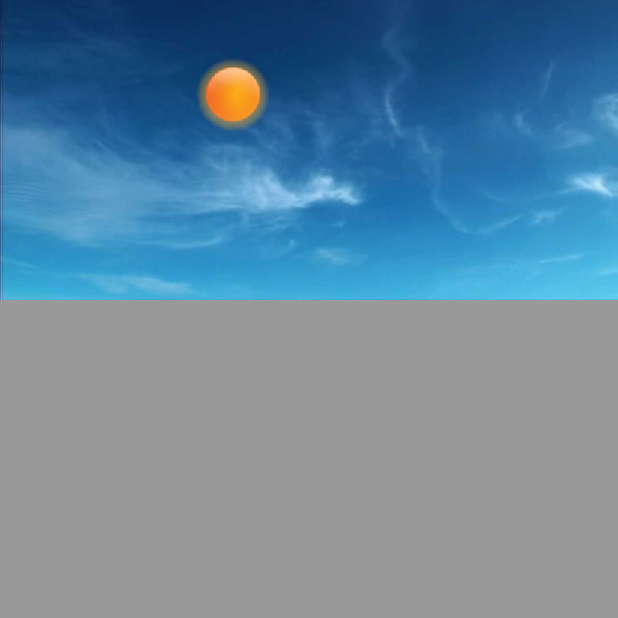
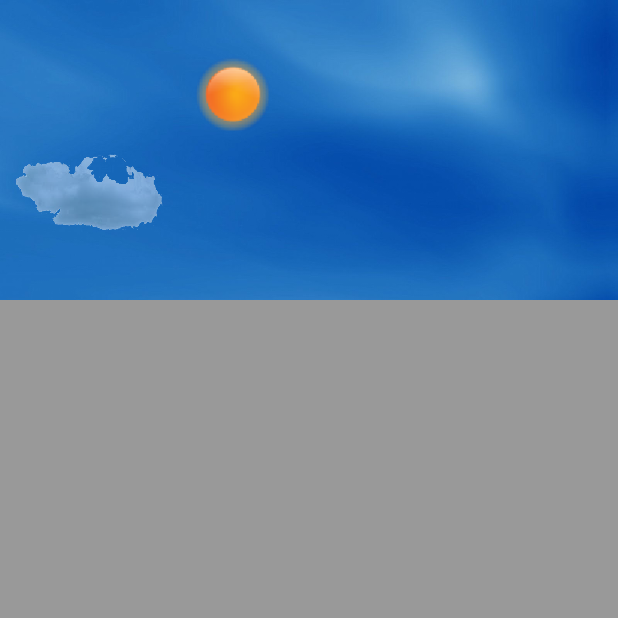
Before and after one commit to haitacnj/WeatherView, an Android app: the screen it shows after launch (MainActivity), on a phone screen of 412 x 824 dp, the top half of it. Run offline under Robolectric (Android 15) with nearby library versions, the phone set to English and light mode, and no system bars.

Commit message:
* add cloud

```diff
--- a/app/src/main/AndroidManifest.xml
+++ b/app/src/main/AndroidManifest.xml
@@ -1,6 +1,8 @@
 <?xml version="1.0" encoding="utf-8"?>
 <manifest xmlns:android="http://schemas.android.com/apk/res/android"
     package="com.example.khoa.weatherview">
+
+    <uses-permission android:name="android.permission.INTERNET" />
 
     <application
         android:allowBackup="true"
--- a/app/src/main/java/com/example/khoa/ui/WeatherView.java
+++ b/app/src/main/java/com/example/khoa/ui/WeatherView.java
@@ -5,6 +5,7 @@ import android.graphics.Canvas;
 import android.graphics.Color;
 import android.graphics.Paint;
 import android.util.AttributeSet;
+import android.util.Log;
 import android.view.View;
 
 import com.example.khoa.support.kSize;
@@ -51,6 +52,8 @@ public class WeatherView extends View {
         w = MeasureSpec.getSize(widthMeasureSpec);
         h = MeasureSpec.getSize(heightMeasureSpec);
 
+        Log.d( "Dimen","width : "+w + " : Height: " + h );
+
         sun.setSkyDimen(new kSize((int) w, (int) h));
         moon.setSkyDimen(new kSize((int) w, (int) h));
 
--- a/app/src/main/java/com/example/khoa/weatherview/MainActivity.java
+++ b/app/src/main/java/com/example/khoa/weatherview/MainActivity.java
@@ -1,8 +1,12 @@
 package com.example.khoa.weatherview;
 
 import android.app.Activity;
+import android.content.Context;
 import android.os.Bundle;
 import android.util.Log;
+import android.webkit.JavascriptInterface;
+import android.widget.ImageView;
+import android.widget.Toast;
 
 import com.example.khoa.ui.WeatherView;
 
@@ -15,7 +19,9 @@ public class MainActivity extends Activity {
 
     protected Timer timer;
     protected TimerTask timerTask;
+    protected TimerTask cloudTimer;
     protected WeatherView weatherView;
+    protected ImageView cloudImage;
 
     @Override
     protected void onCreate(Bundle savedInstanceState) {
@@ -28,12 +34,12 @@ public class MainActivity extends Activity {
     }
 
     private void execution() {
-
     }
 
     private void initiation() {
         timer = new Timer();
         weatherView = (WeatherView) findViewById(R.id.weatherView);
+        cloudImage = (ImageView) findViewById(R.id.cloudImage);
     }
 
     @Override
@@ -65,7 +71,25 @@ public class MainActivity extends Activity {
             }
         };
 
+        cloudTimer = new TimerTask() {
+            @Override
+            public void run() {
+                runOnUiThread(new Runnable() {
+                    @Override
+                    public void run() {
+
+                        Log.d("Run", "");
+                        float left = cloudImage.getX();
+                        if (left > 1080)
+                            left = -304;
+                        cloudImage.setX(left + (float) 0.5);
+                    }
+                });
+            }
+        };
+
         timer.schedule(timerTask, 100, 60 * 1000);
+        timer.schedule(cloudTimer, 100, 100);
     }
 
     @Override
@@ -73,4 +97,24 @@ public class MainActivity extends Activity {
         super.onPause();
         timerTask.cancel();
     }
+
+    public class WebAppInterface {
+        Context mContext;
+
+        /**
+         * Instantiate the interface and set the context
+         */
+        WebAppInterface(Context c) {
+            mContext = c;
+        }
+
+        /**
+         * Show a toast from the web page
+         */
+        @JavascriptInterface
+        public void showToast(String toast) {
+            Toast.makeText(mContext, toast, Toast.LENGTH_SHORT).show();
+        }
+    }
+
 }
--- a/app/src/main/res/layout/activity_main.xml
+++ b/app/src/main/res/layout/activity_main.xml
@@ -1,13 +1,21 @@
-<LinearLayout xmlns:android='http://schemas.android.com/apk/res/android'
+<RelativeLayout xmlns:android='http://schemas.android.com/apk/res/android'
     xmlns:tools='http://schemas.android.com/tools'
     android:layout_width='match_parent'
     android:layout_height='match_parent'
-    android:background="#999"
-    android:orientation='vertical'>
+    android:background="#999">
 
     <com.example.khoa.ui.WeatherView
         android:id="@+id/weatherView"
         android:layout_width="match_parent"
         android:layout_height="200dp"
         android:background="@mipmap/noon"></com.example.khoa.ui.WeatherView>
-</LinearLayout>
+
+    <ImageView
+        android:id="@+id/cloudImage"
+        android:layout_width="wrap_content"
+        android:layout_height="wrap_content"
+        android:layout_marginTop="100dp"
+        android:alpha="0.5"
+        android:src="@mipmap/cloud" />
+
+</RelativeLayout>
```
Also changed, not shown: app/src/main/java/com/example/khoa/support/MyWebViewClient.java (added, +19 -0 lines), app/src/main/res/mipmap-xxhdpi/cloud.png (added), app/src/main/res/mipmap-xxhdpi/noon.jpg, app/src/main/res/mipmap-xxhdpi/noon2.jpg (added), app/src/main/res/mipmap-xxhdpi/skydemo.jpg (added), 1 other file.
